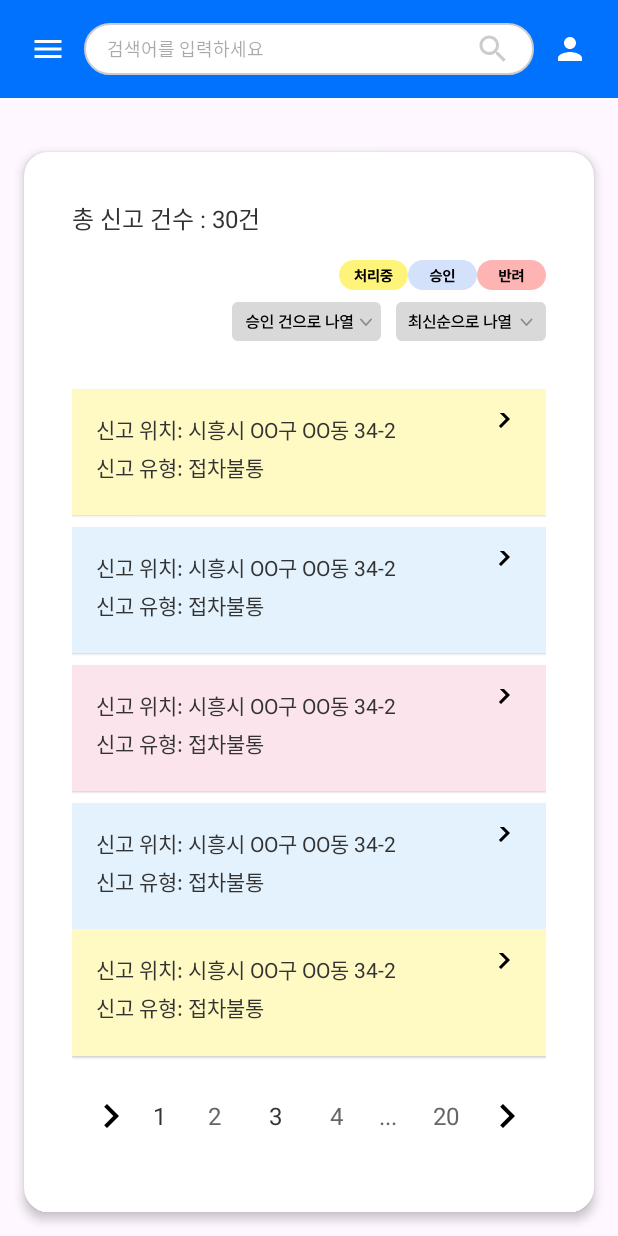
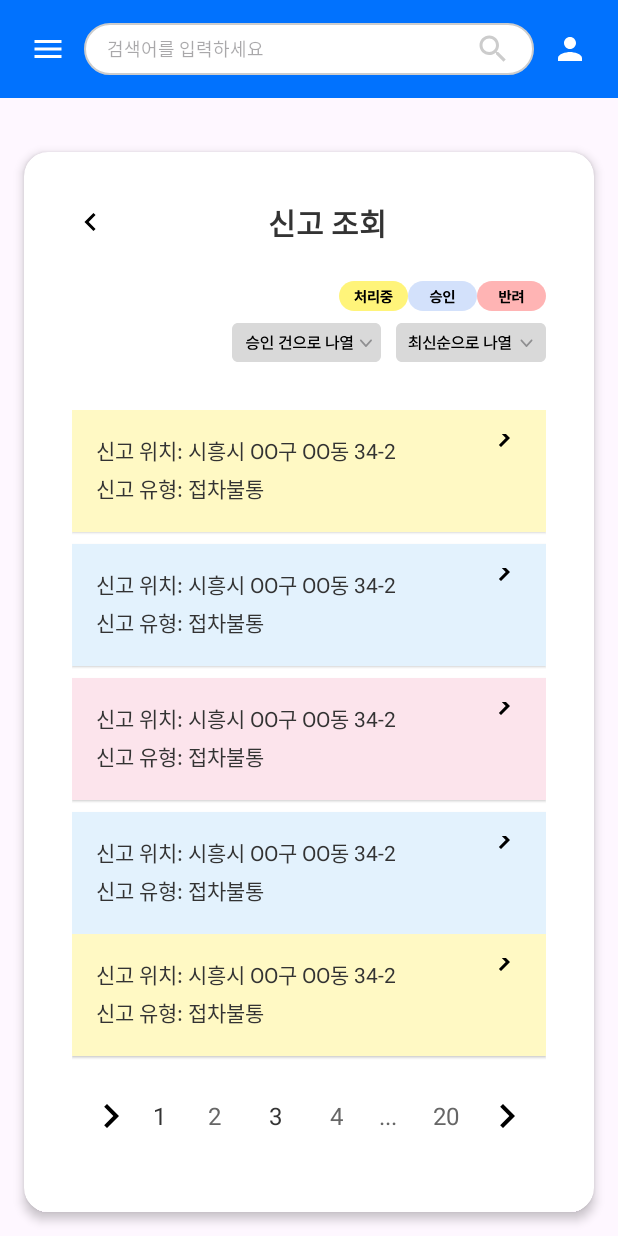
Before and after one commit to TUK-MPM/zikk-android, an Android app: the ReportListActivity screen opened directly, with no data from a screen before it, on a phone screen of 412 x 824 dp. Run offline under Robolectric (Android 15) with nearby library versions, the phone set to English and light mode, and no system bars.

Commit message:
style: 신고 조회 XML 코드 약간 수정

```diff
--- a/app/src/main/res/layout/activity_report_list.xml
+++ b/app/src/main/res/layout/activity_report_list.xml
@@ -44,14 +44,30 @@
                 android:orientation="vertical"
                 android:padding="16dp">
 
-                <!-- 총 신고 건수 -->
-                <TextView
-                    android:layout_width="wrap_content"
+                <!-- Header with Back Button -->
+                <LinearLayout
+                    android:layout_width="match_parent"
                     android:layout_height="wrap_content"
-                    android:text="총 신고 건수 : 30건"
-                    android:textSize="16sp"
-                    android:textColor="#333333"
-                    android:layout_marginBottom="16dp" />
+                    android:orientation="horizontal"
+                    android:gravity="center_vertical"
+                    android:layout_marginBottom="24dp">
+
+                    <ImageView
+                        android:layout_width="24dp"
+                        android:layout_height="24dp"
+                        android:src="@drawable/ic_btn_back" />
+
+                    <TextView
+                        android:layout_width="0dp"
+                        android:layout_height="wrap_content"
+                        android:layout_weight="1"
+                        android:text="신고 조회"
+                        android:textSize="20sp"
+                        android:textStyle="bold"
+                        android:textColor="#333333"
+                        android:gravity="center" />
+                </LinearLayout>
+
 
                 <!-- 필터 버튼들 -->
                 <LinearLayout
```
